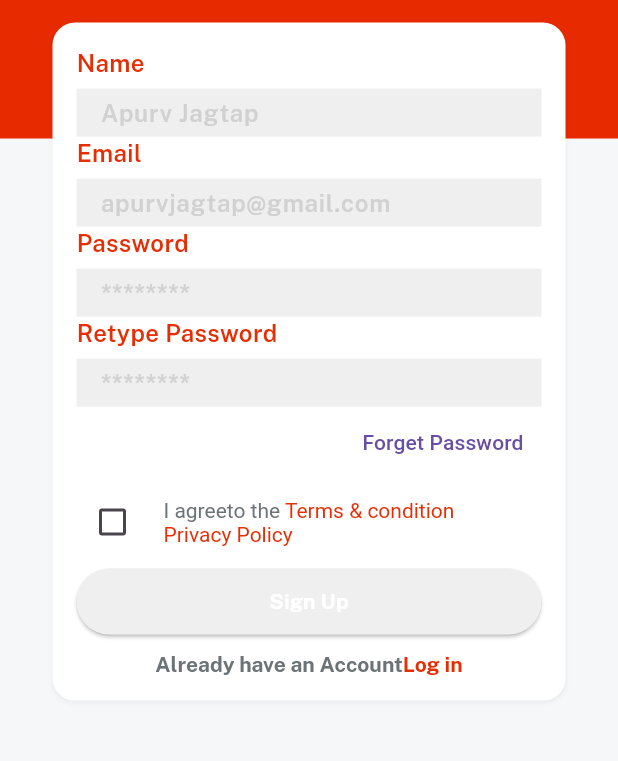
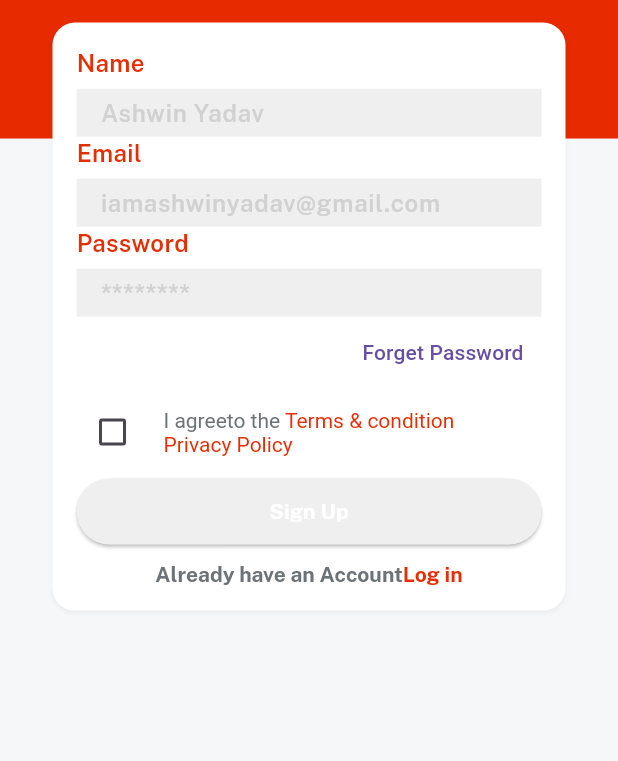
Before and after one commit to apurv1602/eMart, a Flutter app: the SignupScreen screen opened directly, on a phone screen of 412 x 824 dp, the part 293-1054 px from its top. Run offline on Flutter 3.47's test engine with Material 3 defaults, Android fonts, the phone set to English and light mode, and no system bars; our stand-ins replace cloud_firestore, firebase_auth, firebase_core, get, velocity_x; accounts and stored records are empty; network calls fail; Roboto replaces fonts that are missing (sans_regular).

Commit message:
added auth

```diff
--- a/lib/consts/strings.dart
+++ b/lib/consts/strings.dart
@@ -1,10 +1,10 @@
 const appname = "eMart";
 const appversion = "Version 1.0.0";
-const credits = "@AJ Devs";
+const credits = "Aswin Dlvpr";
 const name = "Name";
-const namehint = "Apurv Jagtap";
+const namehint = "Ashwin Yadav";
 const email = "Email";
-const emailHint = "apurvjagtap@gmail.com";
+const emailHint = "iamashwinyadav@gmail.com";
 const password = "Password";
 const passwordHint = "********";
 const retypePass = "Retype Password";
--- a/lib/views/auth_screen/signup_screen.dart
+++ b/lib/views/auth_screen/signup_screen.dart
@@ -1,4 +1,6 @@
 import 'package:emart/consts/consts.dart';
+import 'package:emart/controllers/auth_controller.dart';
+import 'package:emart/views/home_screen/home.dart';
 import 'package:emart/widgets_common/applogo_widget.dart';
 import 'package:emart/widgets_common/bg_widget.dart';
 import 'package:emart/widgets_common/custom_textfield.dart';
@@ -13,9 +15,14 @@ class SignupScreen extends StatefulWidget {
 }
 
 class _SignupScreenState extends State<SignupScreen> {
+  TextEditingController nameField = TextEditingController();
+  TextEditingController emailField = TextEditingController();
+  TextEditingController passField = TextEditingController();
+
   bool? isCheck = false;
   @override
   Widget build(BuildContext context) {
+    var authController = Get.find<AuthController>();
     return bgWidget(
       child: Scaffold(
         resizeToAvoidBottomInset: false,
@@ -29,10 +36,12 @@ class _SignupScreenState extends State<SignupScreen> {
             15.heightBox,
             Column(
               children: [
-                customTextField(hint: namehint, title: name),
-                customTextField(hint: emailHint, title: email),
-                customTextField(hint: passwordHint, title: password),
-                customTextField(hint: passwordHint, title: retypePass),
+                customTextField(
+                    hint: namehint, title: name, controller: nameField),
+                customTextField(
+                    hint: emailHint, title: email, controller: emailField),
+                customTextField(
+                    hint: passwordHint, title: password, controller: passField),
                 Align(
                   alignment: Alignment.centerRight,
                   child: TextButton(
@@ -85,13 +94,23 @@ class _SignupScreenState extends State<SignupScreen> {
                 ),
                 5.heightBox,
                 ourButton(
-                        color: isCheck == true ? redColor : lightGrey,
-                        label: signup,
-                        textColor: whiteColor,
-                        onPress: () {})
-                    .box
-                    .width(context.screenWidth - 50)
-                    .make(),
+                    color: isCheck == true ? redColor : lightGrey,
+                    label: signup,
+                    textColor: whiteColor,
+                    onPress: () async {
+                      await authController
+                          .userSignUp(
+                              email: emailField.text, pass: passField.text)
+                          .then((value) async {
+                        if (value != null) {
+                          await authController.storeUserData(
+                              email: emailField.text,
+                              pass: passField.text,
+                              name: nameField.text);
+                          Get.offAll(() => Home());
+                        }
+                      });
+                    }).box.width(context.screenWidth - 50).make(),
                 10.heightBox,
                 RichText(
                   text: const TextSpan(
--- a/lib/views/splash_screen/splash_screen.dart
+++ b/lib/views/splash_screen/splash_screen.dart
@@ -1,4 +1,5 @@
 import 'package:emart/consts/consts.dart';
+import 'package:emart/controllers/auth_controller.dart';
 import 'package:emart/views/auth_screen/login_screen.dart';
 import 'package:emart/widgets_common/applogo_widget.dart';
 import 'package:get/get.dart';
@@ -13,7 +14,7 @@ class SplashScreen extends StatefulWidget {
 class _SplashScreenState extends State<SplashScreen> {
   changeScreen() {
     Future.delayed(const Duration(seconds: 3), () {
-      Get.to(() => const LoginScreen());
+      Get.to(() => LoginScreen());
     });
   }
 
@@ -25,6 +26,7 @@ class _SplashScreenState extends State<SplashScreen> {
 
   @override
   Widget build(BuildContext context) {
+    var authController = Get.put(AuthController());
     return Scaffold(
       backgroundColor: redColor,
       body: Center(
--- a/pubspec.yaml
+++ b/pubspec.yaml
@@ -79,7 +79,5 @@ flutter:
     - family: sans_semibold
       fonts:
         - asset: assets/fonts/sans_semibold.ttf
-
-
   # For details regarding fonts from package dependencies,
   # see https://flutter.dev/custom-fonts/#from-packages
```
Also changed, not shown: lib/controllers/auth_controller.dart (added, +43 -0 lines), lib/views/auth_screen/login_screen.dart (+20 -5 lines), 10 other files.
